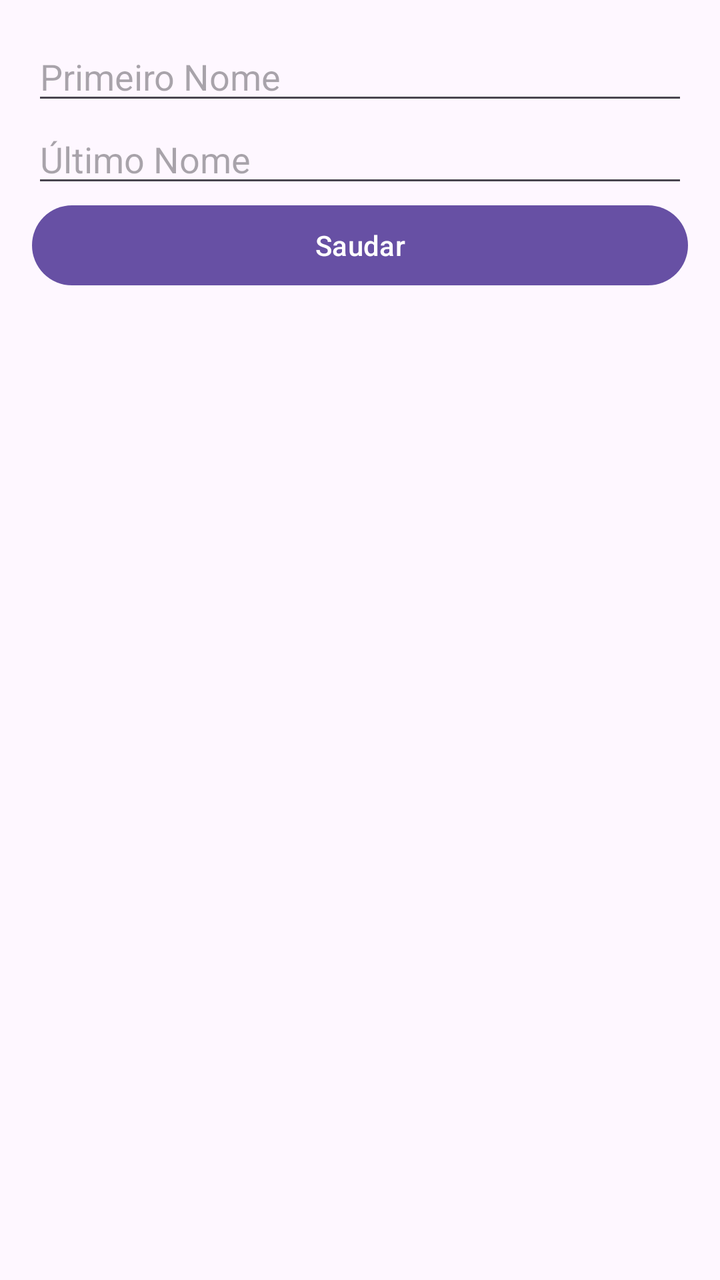
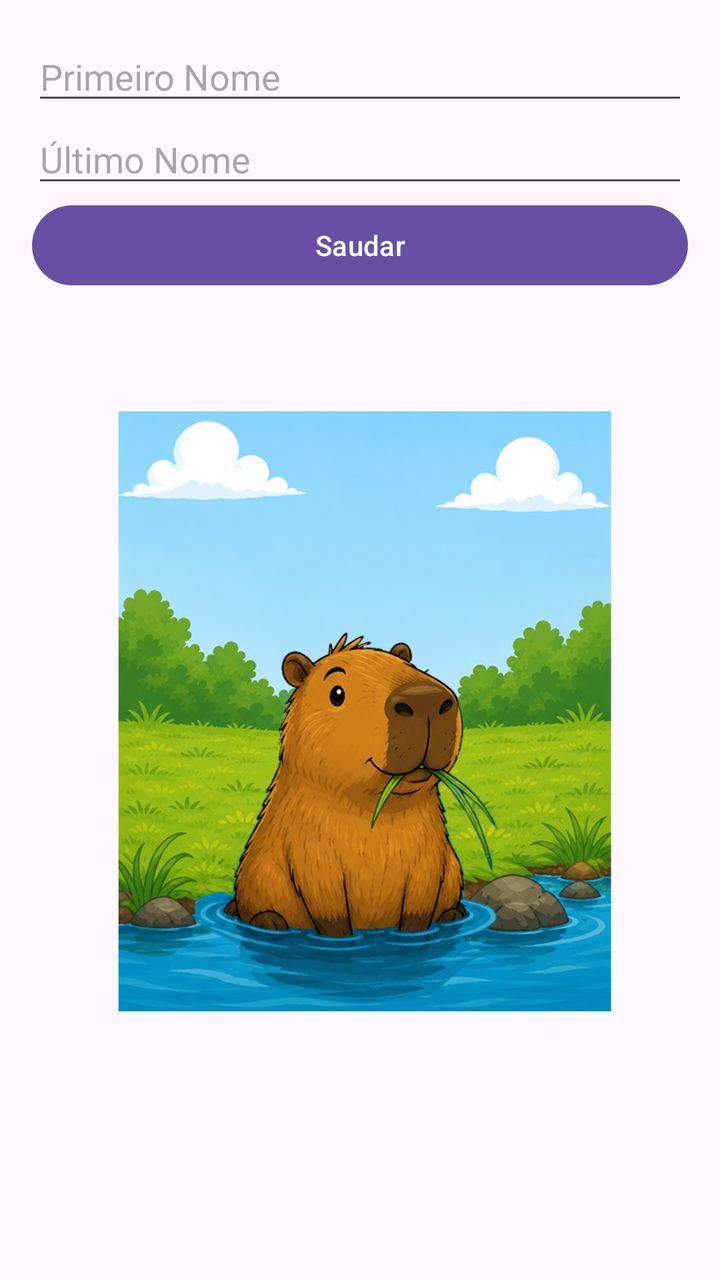

Before-and-after screenshots of an Android layout around one commit, followed by the original layout XML and the change that was made.
<!-- AndroidManifest.xml: application theme Theme.Ex01OlaUtilizador -->
<!-- res/layout/activity_main.xml -->
<?xml version="1.0" encoding="utf-8"?>
<LinearLayout
    xmlns:android="http://schemas.android.com/apk/res/android"
    android:id="@+id/main"
    android:layout_width="match_parent"
    android:layout_height="match_parent"
    android:orientation="vertical"
    android:padding="16dp">

    <EditText
        android:id="@+id/etPrimeiroNome"
        android:layout_width="match_parent"
        android:layout_height="wrap_content"
        android:hint="Primeiro Nome"
        android:inputType="text"
        android:autofillHints="name" />

    <EditText
        android:id="@+id/etUltimoNome"
        android:layout_width="match_parent"
        android:layout_height="wrap_content"
        android:hint="Último Nome"
        android:inputType="text"
        android:autofillHints="familyName" />

    <Button
        android:id="@+id/btnSaudacao"
        android:layout_width="match_parent"
        android:layout_height="wrap_content"
        android:text="Saudar" />

    <TextView
        android:id="@+id/tvResultado"
        android:layout_width="match_parent"
        android:layout_height="wrap_content"
        android:paddingTop="16dp"
        android:textSize="20sp" />

</LinearLayout>
<!-- resources referenced by this layout -->
<resources>
  <style name="Theme.Ex01OlaUtilizador" parent="Base.Theme.Ex01OlaUtilizador" />
  <style name="Base.Theme.Ex01OlaUtilizador" parent="Theme.Material3.DayNight.NoActionBar">
          
          
      </style>
</resources>

<!-- the commit's change to res/layout/activity_main.xml (unified diff, before → after) -->
@@ -36,4 +36,28 @@
         android:paddingTop="16dp"
         android:textSize="20sp" />
 
+    <FrameLayout
+        android:layout_width="300dp"
+        android:layout_height="300dp"
+        android:layout_gravity="center"
+        android:layout_marginTop="16dp">
+
+    <ImageView
+        android:id="@+id/imgBackground"
+        android:layout_width="match_parent"
+        android:layout_height="match_parent"
+        android:scaleType="fitXY"
+        android:src="@drawable/capivbackground"
+        android:contentDescription="Cenário" />
+
+    <ImageView
+        android:id="@+id/imgCapivara"
+        android:layout_width="220dp"
+        android:layout_height="220dp"
+        android:layout_gravity="center|bottom"
+        android:src="@drawable/capiv1"
+        android:contentDescription="Capivara" />
+
+</FrameLayout>
+
 </LinearLayout>
<!-- resource entries referenced after the edit -->
@@ -1,5 +1,7 @@
 <!-- resources referenced by this layout -->
 <resources>
+  <!-- drawable capiv1: png bitmap (drawable, 374413 bytes) -->
+  <!-- drawable capivbackground: png bitmap (drawable, 651280 bytes) -->
   <style name="Theme.Ex01OlaUtilizador" parent="Base.Theme.Ex01OlaUtilizador" />
   <style name="Base.Theme.Ex01OlaUtilizador" parent="Theme.Material3.DayNight.NoActionBar">
           
